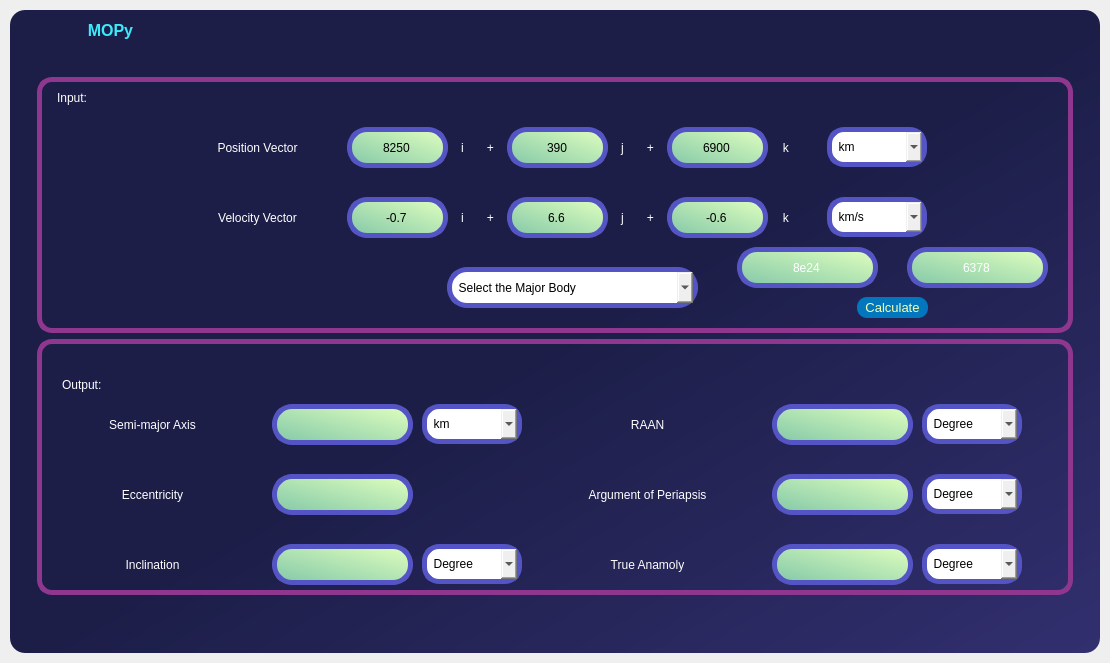
First picture: the form in UI_Functions/Home_Page.ui, repository Mechanics-of-Orbit/MOPy, before the edit.
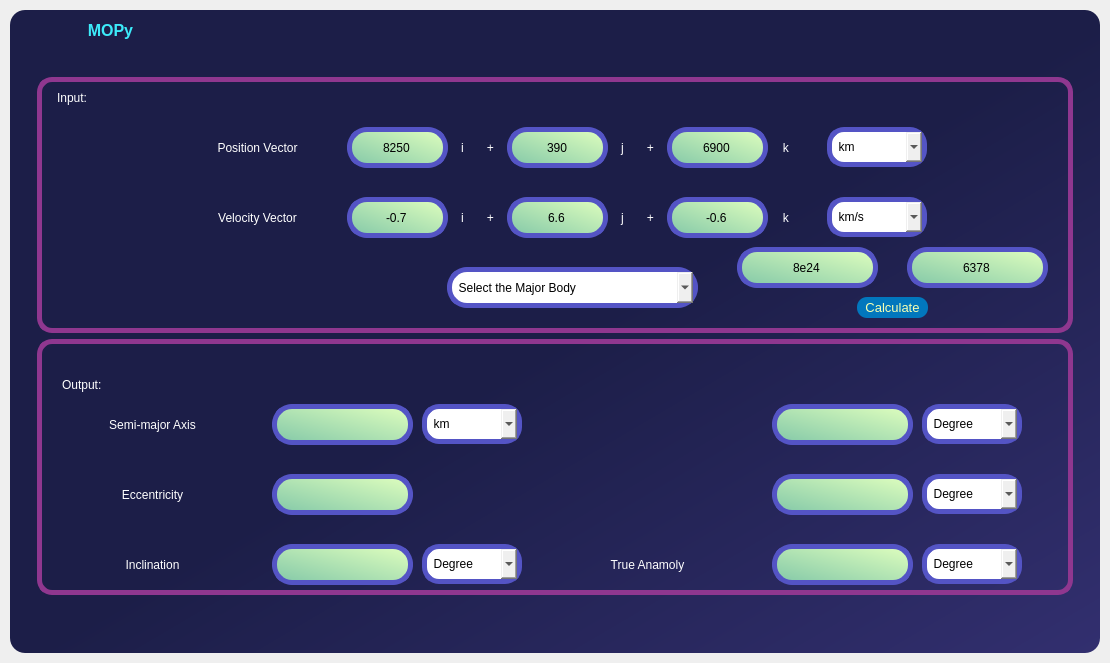
Second picture: the form after the edit. The open tabs and pages were chosen to show the change. Icons and pictures are not drawn.

Commit message: CoOE code is linked with GUI

```diff
--- a/UI_Functions/Home_Page.ui
+++ b/UI_Functions/Home_Page.ui
@@ -11182,7 +11182,9 @@
 	
 	border: 5px solid rgb(84, 84, 197);
 	font: 12pt &quot;Arial&quot;;
-	border-radius: 20px;}
+	border-radius: 20px;
+	color: black;
+}
 
 
 QLineEdit:hover{
@@ -11211,7 +11213,9 @@
 	
 	border: 5px solid rgb(84, 84, 197);
 	font: 12pt &quot;Arial&quot;;
-	border-radius: 20px;}
+	border-radius: 20px;
+	color: black;
+}
 
 
 QLineEdit:hover{
@@ -11445,7 +11449,7 @@
 </string>
                         </property>
                         <property name="text">
-                         <string>RAAN</string>
+                         <string/>
                         </property>
                         <property name="alignment">
                          <set>Qt::AlignCenter</set>
@@ -11694,7 +11698,7 @@
 </string>
                         </property>
                         <property name="text">
-                         <string>Argument of Periapsis</string>
+                         <string/>
                         </property>
                         <property name="alignment">
                          <set>Qt::AlignCenter</set>
```
Left out of the diff: 14 changed lines with no effect on the pictures. The commit also changes 4 other files.
